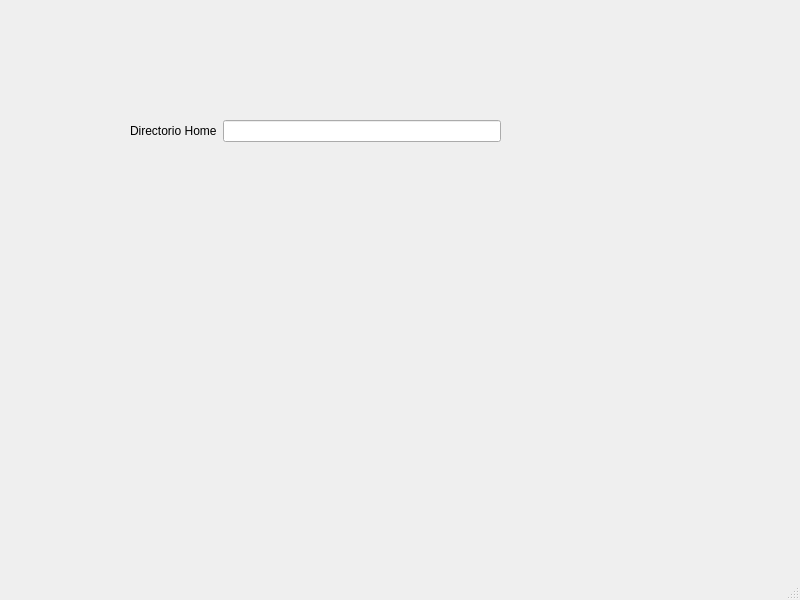
Old version of the form administrador/parametro/servidorconfigura.ui in the repository jorge-luis-dev/Arenita.
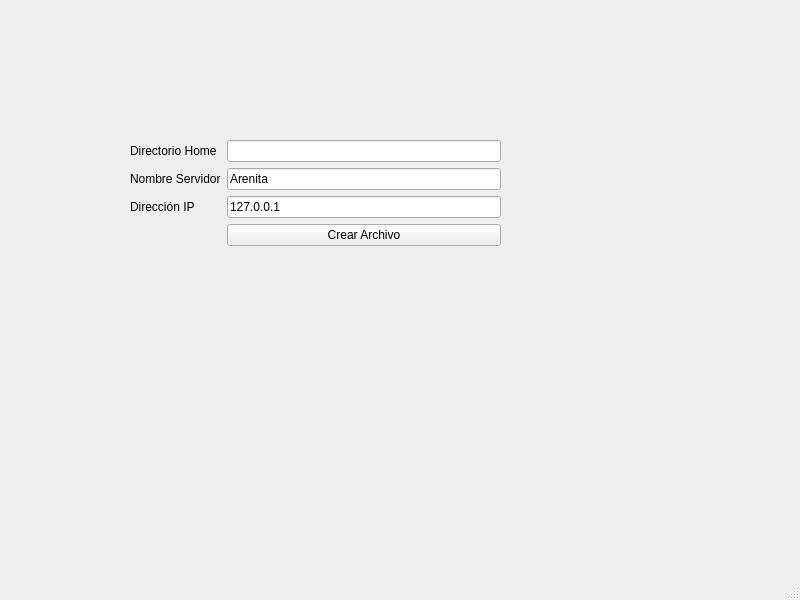
New version of the form.

Commit message: Añadidi crear archivo de configuración

What changed in the file:
```diff
--- a/administrador/parametro/servidorconfigura.ui
+++ b/administrador/parametro/servidorconfigura.ui
@@ -18,9 +18,9 @@
     <property name="geometry">
      <rect>
       <x>130</x>
-      <y>120</y>
+      <y>140</y>
       <width>371</width>
-      <height>161</height>
+      <height>108</height>
      </rect>
     </property>
     <layout class="QFormLayout" name="formLayout">
@@ -34,6 +34,44 @@
      <item row="0" column="1">
       <widget class="QLineEdit" name="txtHome"/>
      </item>
+     <item row="3" column="1">
+      <widget class="QPushButton" name="pushCrearArchivoConfig">
+       <property name="accessibleName">
+        <string/>
+       </property>
+       <property name="text">
+        <string>Crear Archivo</string>
+       </property>
+      </widget>
+     </item>
+     <item row="1" column="1">
+      <widget class="QLineEdit" name="txtNombreServidor">
+       <property name="text">
+        <string>Arenita</string>
+       </property>
+      </widget>
+     </item>
+     <item row="2" column="1">
+      <widget class="QLineEdit" name="txtDireccionIP">
+       <property name="text">
+        <string>127.0.0.1</string>
+       </property>
+      </widget>
+     </item>
+     <item row="1" column="0">
+      <widget class="QLabel" name="lblNombreServidor">
+       <property name="text">
+        <string>Nombre Servidor</string>
+       </property>
+      </widget>
+     </item>
+     <item row="2" column="0">
+      <widget class="QLabel" name="lblDireccionIP">
+       <property name="text">
+        <string>Dirección IP</string>
+       </property>
+      </widget>
+     </item>
     </layout>
    </widget>
   </widget>
```
The commit also changes 5 other files.
